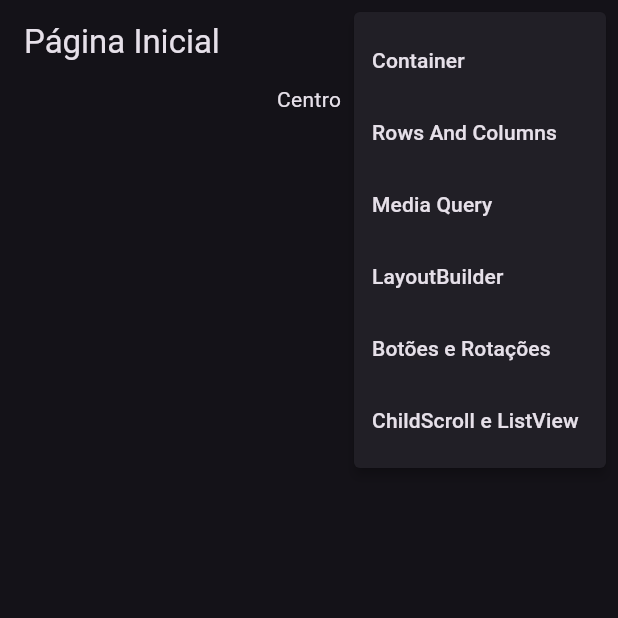
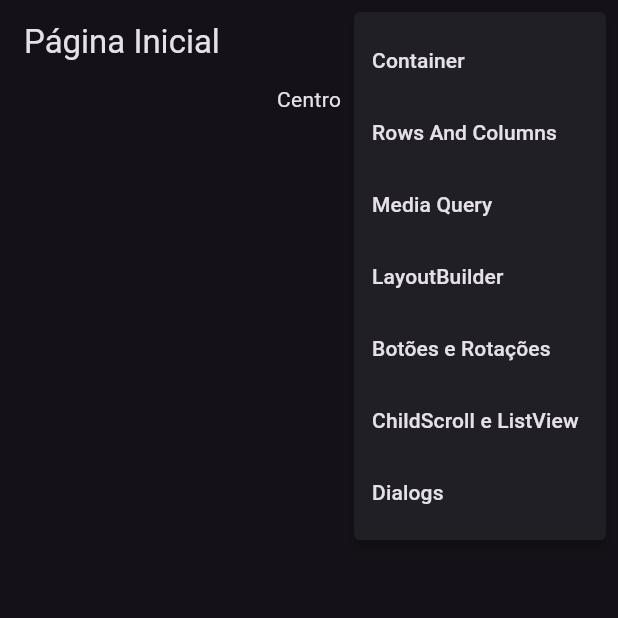
Before and after one commit to Brenokardoso/academia_do_flutter, a Flutter app: the screen it shows after launch, after a tap on the "construction" icon, on a phone screen of 412 x 824 dp, the top half of it. Run offline on Flutter 3.47's test engine with Material 3 defaults, Android fonts, the light colour scheme and no system bars.

Commit message:
inicio de dialogos

```diff
--- a/parte_2/lib/pages/home_page/home_page.dart
+++ b/parte_2/lib/home_page/home_page.dart
@@ -7,6 +7,7 @@ enum PopUpMenuPages {
   layoutBuilder,
   buttonsAndTextRottation,
   childAndListView,
+  dialogs,
 }
 
 class HomePage extends StatelessWidget {
@@ -56,6 +57,9 @@ Widget customPopUpMenuIButton(BuildContext context) {
         case PopUpMenuPages.childAndListView:
           Navigator.of(context).pushNamed('/childAndViews');
           break;
+        case PopUpMenuPages.dialogs:
+          Navigator.of(context).pushNamed('/dialogs');
+          break;
       }
     },
     itemBuilder: (BuildContext context) {
@@ -84,6 +88,10 @@ Widget customPopUpMenuIButton(BuildContext context) {
           value: PopUpMenuPages.childAndListView,
           child: Text("ChildScroll e ListView"),
         ),
+        const PopupMenuItem(
+          value: PopUpMenuPages.dialogs,
+          child: Text("Dialogs"),
+        ),
       ];
     },
   );
--- a/parte_2/lib/main.dart
+++ b/parte_2/lib/main.dart
@@ -2,7 +2,8 @@ import 'package:flutter/material.dart';
 import 'package:parte_2/pages/buttons_and_text_rotatiton/buttons_and_text_rotatiton.dart';
 import 'package:parte_2/pages/child_and_views/child_and_viewes.dart';
 import 'package:parte_2/pages/container/container_page.dart';
-import 'package:parte_2/pages/home_page/home_page.dart';
+import 'package:parte_2/pages/dialogs/dialogs.dart';
+import 'package:parte_2/home_page/home_page.dart';
 import 'package:parte_2/pages/layoutBuilder/layout_builder_page.dart';
 import 'package:parte_2/pages/media_query/media_query.dart';
 import 'package:parte_2/pages/rows_and_columns/rows_and_coluns_page.dart';
@@ -31,6 +32,7 @@ class MyApp extends StatelessWidget {
       debugShowCheckedModeBanner: false,
       theme: ThemeData.dark(),
       initialRoute: '/',
+      routes: {"/dialogs": (context) => const CustomDialogs()},
       // locale: DevicePreview.locale(context),
       // builder: (context, child) => DevicePreview.appBuilder(context, child),
       onGenerateRoute: (settings) {
@@ -66,7 +68,6 @@ class MyApp extends StatelessWidget {
                   const ButtonsAndTextRottation(),
               settings: settings,
             );
-
           case '/childAndViews':
             return MaterialPageRoute(
               builder: (childAndViews) => const ChildAndViews(),
--- a/parte_2/lib/pages/child_and_views/child_and_viewes.dart
+++ b/parte_2/lib/pages/child_and_views/child_and_viewes.dart
@@ -1,7 +1,7 @@
 import 'package:flutter/material.dart';
 import 'package:parte_2/pages/child_and_views/pages/listView.dart';
 import 'package:parte_2/pages/child_and_views/pages/singleChild.dart';
-import 'package:parte_2/pages/home_page/home_page.dart';
+import 'package:parte_2/home_page/home_page.dart';
 
 class ChildAndViews extends StatelessWidget {
   const ChildAndViews({super.key});
--- a/parte_2/lib/pages/child_and_views/pages/listView.dart
+++ b/parte_2/lib/pages/child_and_views/pages/listView.dart
@@ -1,6 +1,6 @@
 import 'package:flutter/material.dart';
 import 'package:parte_2/pages/child_and_views/pages/singleChild.dart';
-import 'package:parte_2/pages/home_page/home_page.dart';
+import 'package:parte_2/home_page/home_page.dart';
 
 class CustomListView extends StatelessWidget {
   const CustomListView({super.key});
--- a/parte_2/lib/pages/child_and_views/pages/singleChild.dart
+++ b/parte_2/lib/pages/child_and_views/pages/singleChild.dart
@@ -1,5 +1,5 @@
 import 'package:flutter/material.dart';
-import 'package:parte_2/pages/home_page/home_page.dart';
+import 'package:parte_2/home_page/home_page.dart';
 
 class CustomSingleChild extends StatelessWidget {
   const CustomSingleChild({super.key});
```
Also changed, not shown: parte_2/lib/pages/dialogs/dialogs.dart (added, +19 -0 lines).
